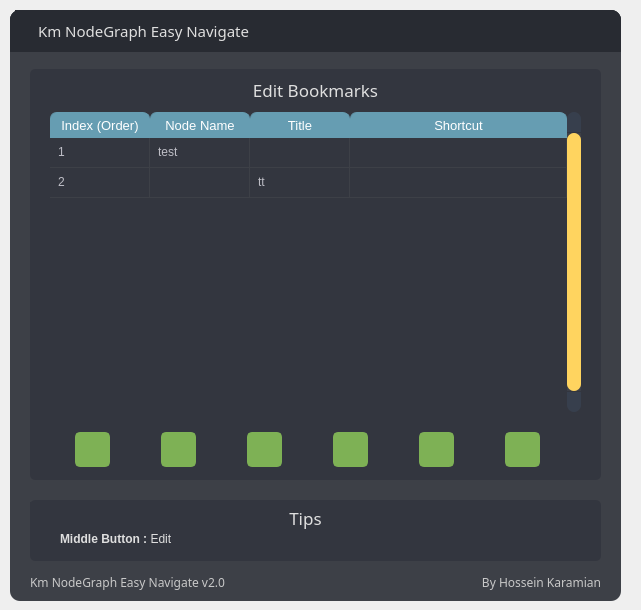
hkaramian/Km-NodeGraph-Easy-Navigate, file Dev-Files/panel_v02 - Bookmarks List.ui: the form before one commit.
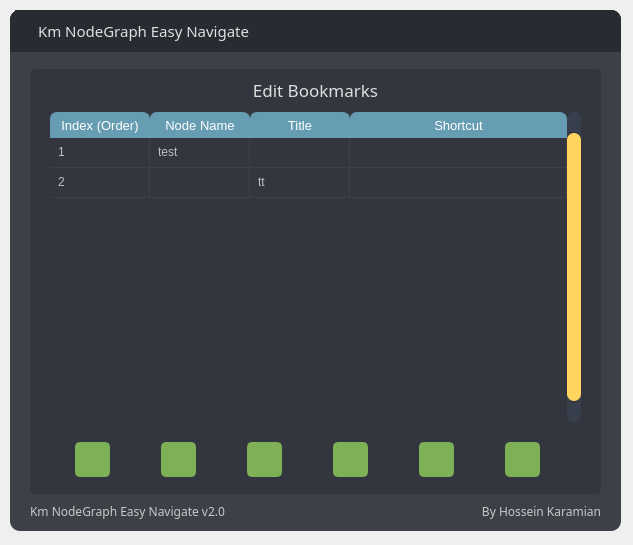
The form after the commit. Icons and pictures are not drawn.

The edit to the form file:
```diff
--- a/Dev-Files/panel_v02 - Bookmarks List.ui
+++ b/Dev-Files/panel_v02 - Bookmarks List.ui
@@ -6,8 +6,8 @@
    <rect>
     <x>0</x>
     <y>0</y>
-    <width>641</width>
-    <height>610</height>
+    <width>633</width>
+    <height>545</height>
    </rect>
   </property>
   <property name="windowTitle">
@@ -20,7 +20,7 @@
       <x>10</x>
       <y>10</y>
       <width>611</width>
-      <height>591</height>
+      <height>521</height>
      </rect>
     </property>
     <property name="styleSheet">
@@ -525,7 +525,7 @@
        <x>20</x>
        <y>59</y>
        <width>571</width>
-       <height>411</height>
+       <height>425</height>
       </rect>
      </property>
      <property name="styleSheet">
@@ -569,7 +569,7 @@
         <x>10</x>
         <y>33</y>
         <width>551</width>
-        <height>321</height>
+        <height>331</height>
        </rect>
       </property>
       <property name="styleSheet">
@@ -770,7 +770,7 @@
       <property name="geometry">
        <rect>
         <x>0</x>
-        <y>360</y>
+        <y>370</y>
         <width>561</width>
         <height>41</height>
        </rect>
@@ -905,7 +905,7 @@
           </font>
          </property>
          <property name="toolTip">
-          <string>Set Selected Node to Selected Row(Index)</string>
+          <string>Assign Selected Node to Selected Bookmark</string>
          </property>
          <property name="styleSheet">
           <string notr="true">QPushButton {
@@ -1102,97 +1102,25 @@
        </item>
       </layout>
      </widget>
-    </widget>
-    <widget class="QFrame" name="frame_3">
-     <property name="geometry">
-      <rect>
-       <x>20</x>
-       <y>490</y>
-       <width>571</width>
-       <height>61</height>
-      </rect>
-     </property>
-     <property name="styleSheet">
-      <string notr="true">QFrame {
-background-color:rgb(51, 54, 63);
-border-radius: 5px;
-}
-</string>
-     </property>
-     <property name="frameShape">
-      <enum>QFrame::StyledPanel</enum>
-     </property>
-     <property name="frameShadow">
-      <enum>QFrame::Raised</enum>
-     </property>
-     <widget class="QLabel" name="label_7">
+     <widget class="QCheckBox" name="checkBox_for_fake_focus">
       <property name="geometry">
        <rect>
-        <x>-10</x>
-        <y>2</y>
-        <width>571</width>
-        <height>31</height>
+        <x>70</x>
+        <y>10</y>
+        <width>0</width>
+        <height>0</height>
        </rect>
-      </property>
-      <property name="font">
-       <font>
-        <family>Segoe UI Semibold</family>
-        <pointsize>13</pointsize>
-       </font>
-      </property>
-      <property name="text">
-       <string>Tips</string>
-      </property>
-      <property name="alignment">
-       <set>Qt::AlignCenter</set>
-      </property>
-     </widget>
-     <widget class="QLabel" name="label_14">
-      <property name="geometry">
-       <rect>
-        <x>30</x>
-        <y>30</y>
-        <width>227</width>
-        <height>19</height>
-       </rect>
-      </property>
-      <property name="font">
-       <font>
-        <family>Segoe UI</family>
-       </font>
-      </property>
-      <property name="text">
-       <string>&lt;strong&gt;Middle Button :&lt;/strong&gt;   Edit</string>
-      </property>
-     </widget>
-     <widget class="QLabel" name="label_icon_2">
-      <property name="geometry">
-       <rect>
-        <x>340</x>
-        <y>20</y>
-        <width>31</width>
-        <height>41</height>
-       </rect>
-      </property>
-      <property name="frameShape">
-       <enum>QFrame::NoFrame</enum>
       </property>
       <property name="text">
        <string/>
       </property>
-      <property name="pixmap">
-       <pixmap>../Km_NodeGraphEN/icons/cil-mouse.png</pixmap>
-      </property>
-      <property name="scaledContents">
-       <bool>false</bool>
-      </property>
      </widget>
     </widget>
     <widget class="QWidget" name="layoutWidget_2">
      <property name="geometry">
       <rect>
        <x>20</x>
-       <y>554</y>
+       <y>483</y>
        <width>571</width>
        <height>36</height>
       </rect>
@@ -1250,6 +1178,9 @@
       </item>
      </layout>
     </widget>
+    <zorder>frame_top_btns</zorder>
+    <zorder>layoutWidget_2</zorder>
+    <zorder>frame_2</zorder>
    </widget>
   </widget>
  </widget>
```
Left out of the diff: 12 changed lines with no effect on the pictures.
